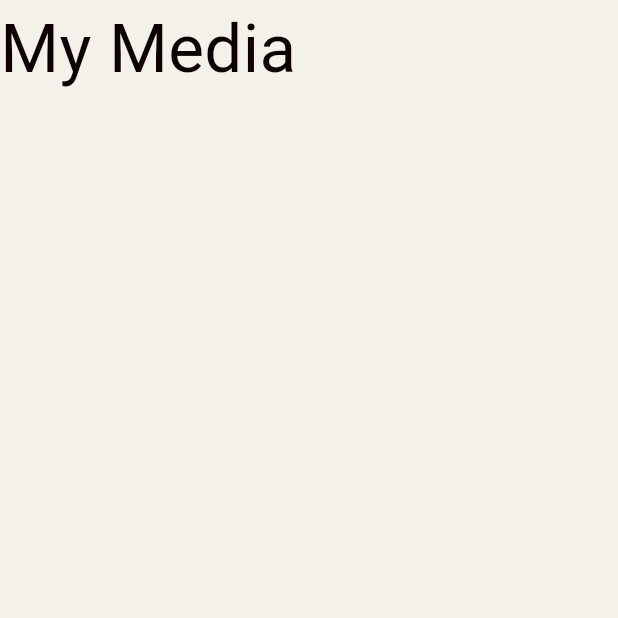
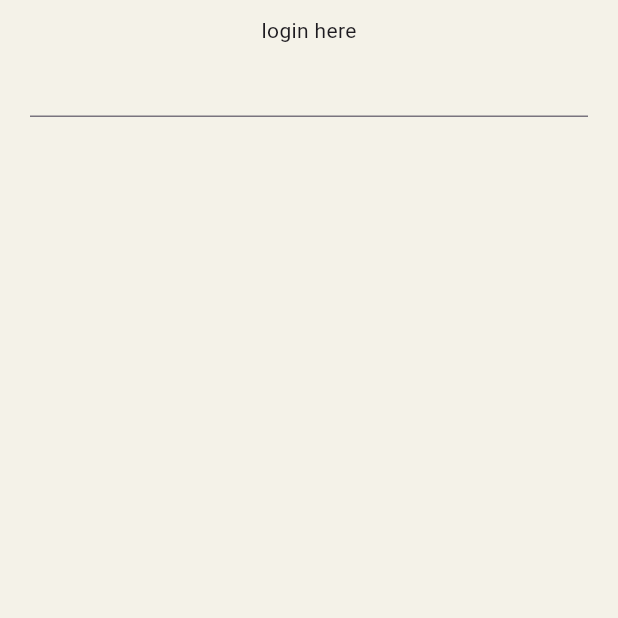
Before and after one commit to angelawu236/Mediary, a Flutter app: the screen it shows after launch, on a phone screen of 412 x 824 dp, the top half of it. Run offline on Flutter 3.47's test engine with Material 3 defaults, Android fonts, the phone set to English and light mode, and no system bars.

Commit message:
navbar for home and profile screen, ui for login screen and routing

```diff
--- a/lib/app_constants.dart
+++ b/lib/app_constants.dart
@@ -1,4 +1,9 @@
 class RoutePaths{
   static const String Home = '/';
+  static const String NavBar = 'navigation_bar';
+  static const String LoginScreen = 'login_screen';
+}
 
+class Titles {
+  static const homeTitle = 'My Media';
 }
--- a/lib/app_router.dart
+++ b/lib/app_router.dart
@@ -1,4 +1,5 @@
 import 'package:flutter/material.dart';
+import 'package:mediary/ui/onboarding/login_screen.dart';
 import 'package:provider/provider.dart';
 import 'package:mediary/models/media_model.dart';
 import 'package:mediary/models/user_model.dart';
@@ -8,16 +9,21 @@
 import 'package:mediary/services/media_api_service.dart';
 import 'package:mediary/ui/all_media_screen.dart';
 import 'package:mediary/ui/items_media_screen.dart';
-import 'package:mediary/ui/login_screen.dart';
+import 'package:mediary/ui/profile_screen.dart';
 import 'package:mediary/ui/profile_screen.dart';
 import 'package:mediary/ui/widgets/media_category_card.dart';
 import 'app_constants.dart';
+import 'package:mediary/ui/bottom.dart';
 
 class Router {
   static Route<dynamic> generateRoute(RouteSettings settings){
     switch (settings.name){
+      case RoutePaths.NavBar:
+        return MaterialPageRoute(builder: (_) => AppNavigationBar());
       case RoutePaths.Home:
         return MaterialPageRoute(builder: (_) => Home());
+      case RoutePaths.LoginScreen:
+        return MaterialPageRoute(builder: (_) => LoginScreen());
       default:
         return MaterialPageRoute(builder: (_) => Home());
     }
--- a/lib/main.dart
+++ b/lib/main.dart
@@ -3,13 +3,15 @@
 import 'app_styles.dart';
 import 'app_router.dart' as mediaryRouter;
 import 'app_constants.dart';
+import 'package:mediary/ui/bottom.dart';
+import 'package:mediary/ui/onboarding/login_screen.dart';
 
+var showOnboardingScreen = true;
 
 void main() async {
   runApp(MyApp());
 }
 class MyApp extends StatelessWidget {
-
 
   @override
   Widget build(BuildContext context) {
@@ -17,9 +19,13 @@
     final theme = ThemeData(
 
     );
-    return const MaterialApp(
+    return MaterialApp(
+
+      theme: ThemeData(useMaterial3: true),
       title: 'Mediary',
-      initialRoute: RoutePaths.Home,
+      initialRoute: showOnboardingScreen
+      ? RoutePaths.LoginScreen
+      : RoutePaths.NavBar,
       onGenerateRoute: mediaryRouter.Router.generateRoute,
     );
   }
--- a/lib/ui/all_media_screen.dart
+++ b/lib/ui/all_media_screen.dart
@@ -1,6 +1,8 @@
 import 'package:flutter/material.dart';
 import 'package:provider/provider.dart';
 import 'package:mediary/app_styles.dart' as myColors;
+import 'package:mediary/app_constants.dart' as constants;
+import 'scaffold_wrapper.dart';
 
 class Home extends StatefulWidget {
   const Home({super.key});
@@ -14,16 +16,18 @@
   Widget build(BuildContext context) {
     return Scaffold(
       backgroundColor: myColors.bgColor,
-      body: ListView(
+      body: AppScaffoldWrapper(
+        child: ListView(
           children: const <Widget>[
             Text(
-            'My Media',
+              constants.Titles.homeTitle, // 'My Media'
               style: TextStyle(
                 color: myColors.darkTextColor,
                 fontSize: 45,
               )
             ),
           ]
+        ),
       )
     );
   }
--- /dev/null
+++ b/lib/ui/onboarding/login_screen.dart
@@ -0,0 +1,29 @@
+import 'package:flutter/material.dart';
+import 'package:provider/provider.dart';
+import 'package:mediary/app_styles.dart' as myColors;
+import 'package:mediary/app_constants.dart' as constants;
+import '../scaffold_wrapper.dart';
+
+class LoginScreen extends StatelessWidget {
+  const LoginScreen({super.key});
+
+  // String? email;
+  // String? password;
+
+  @override
+  Widget build(BuildContext context) {
+    return const Scaffold(
+      backgroundColor: myColors.bgColor,
+      body: AppScaffoldWrapper(child: Column(
+        children: [
+          Text('login here'),
+          TextField(
+            keyboardType: TextInputType.emailAddress,
+            textAlign: TextAlign.center,
+
+          )
+        ],
+      ))
+    );
+  }
+}
--- /dev/null
+++ b/lib/ui/scaffold_wrapper.dart
@@ -0,0 +1,17 @@
+import 'package:flutter/material.dart';
+
+class AppScaffoldWrapper extends StatelessWidget {
+  final Widget child;
+
+  const AppScaffoldWrapper({super.key, required this.child});
+
+  @override
+  Widget build(BuildContext context) {
+    return SafeArea(
+      child: Padding(
+        padding: const EdgeInsets.symmetric(horizontal: 20.0, vertical: 10.0),
+        child: child,
+      ),
+    );
+  }
+}
--- a/pubspec.yaml
+++ b/pubspec.yaml
@@ -60,10 +60,8 @@
   # the material Icons class.
   uses-material-design: true
 
-  # To add assets to your application, add an assets section, like this:
-  # assets:
-  #   - images/a_dot_burr.jpeg
-  #   - images/a_dot_ham.jpeg
+  assets:
+    - images/profile.png
 
   # An image asset can refer to one or more resolution-specific "variants", see
   # https://flutter.dev/to/resolution-aware-images
```
Also changed, not shown: lib/ui/bottom.dart (added, +62 -0 lines), lib/ui/login_screen.dart (deleted, +0 -18 lines), lib/ui/onboarding/registration_screen.dart (added, +19 -0 lines), lib/ui/profile_screen.dart (+59 -0 lines), lib/ui/widgets/media_category_card.dart (+16 -0 lines), images/profile.png (added). Lines whose indentation alone changed are shown as unchanged.
